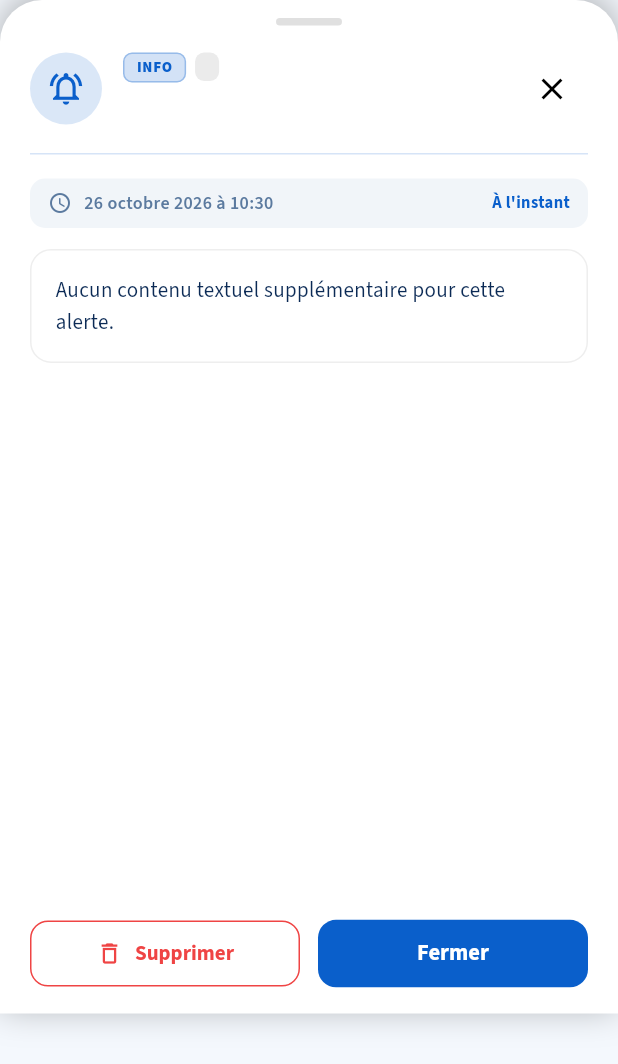
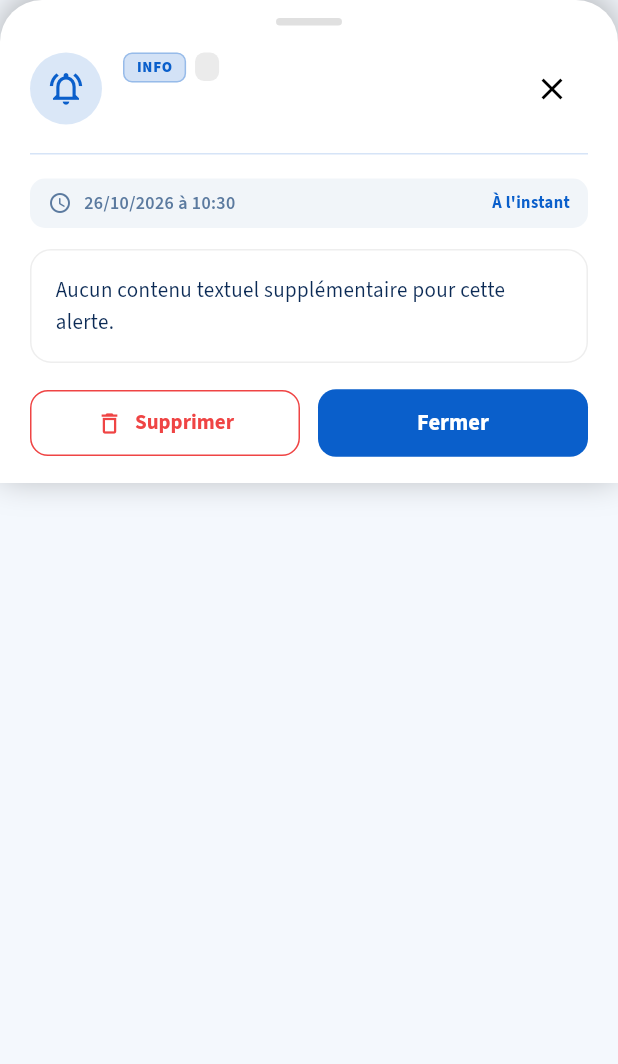
Before and after one commit to jlgtech/jlg_mobile, a Flutter app: the NotificationDetailModal widget shown alone on an empty page, opened directly with empty values, on a phone screen of 412 x 824 dp. Shown: the top 1064 px of the screen. Run offline on Flutter 3.47's test engine with Material 3 defaults, Android fonts, the phone set to English and light mode, and no system bars; our stand-ins replace connectivity_plus, flutter_local_notifications, flutter_map, flutter_secure_storage, geolocator, google_fonts and 2 more; accounts and stored records are empty; network calls fail.

Commit message:
fix(mobile): corriger le crash au clic sur une notification et securiser l anti-crash global (v2.1.4+7)

```diff
--- a/lib/modules/notifications/widgets/notification_detail_modal.dart
+++ b/lib/modules/notifications/widgets/notification_detail_modal.dart
@@ -1,5 +1,4 @@
 import 'package:flutter/material.dart';
-import 'package:intl/intl.dart';
 import '../../../core/theme/app_theme.dart';
 import '../models/notification_model.dart';
 import '../providers/notification_provider.dart';
@@ -32,6 +31,15 @@ class NotificationDetailModal extends StatelessWidget {
         provider: provider,
       ),
     );
+  }
+
+  String _formatDateTime(DateTime dt) {
+    final day = dt.day.toString().padLeft(2, '0');
+    final month = dt.month.toString().padLeft(2, '0');
+    final year = dt.year.toString();
+    final hour = dt.hour.toString().padLeft(2, '0');
+    final minute = dt.minute.toString().padLeft(2, '0');
+    return '$day/$month/$year à $hour:$minute';
   }
 
   @override
@@ -182,7 +190,7 @@ class NotificationDetailModal extends StatelessWidget {
                       ),
                       const SizedBox(width: 8),
                       Text(
-                        DateFormat('dd MMMM yyyy à HH:mm', 'fr_FR').format(notification.creeLe!),
+                        _formatDateTime(notification.creeLe!),
                         style: TextStyle(
                           fontSize: 12,
                           color: AppTheme.mutedColor(context),
@@ -203,7 +211,7 @@ class NotificationDetailModal extends StatelessWidget {
                 ),
 
               // Corps du message
-              Expanded(
+              Flexible(
                 child: SingleChildScrollView(
                   child: Container(
                     padding: const EdgeInsets.all(16),
--- a/pubspec.yaml
+++ b/pubspec.yaml
@@ -16,7 +16,7 @@ publish_to: 'none' # Remove this line if you wish to publish to pub.dev
 # https://developer.apple.com/library/archive/documentation/General/Reference/InfoPlistKeyReference/Articles/CoreFoundationKeys.html
 # In Windows, build-name is used as the major, minor, and patch parts
 # of the product and file versions while build-number is used as the build suffix.
-version: 2.1.3+6
+version: 2.1.4+7
 
 environment:
   sdk: ^3.11.4
```
Also changed, not shown: lib/main.dart (+72 -0 lines), 1 other file.
